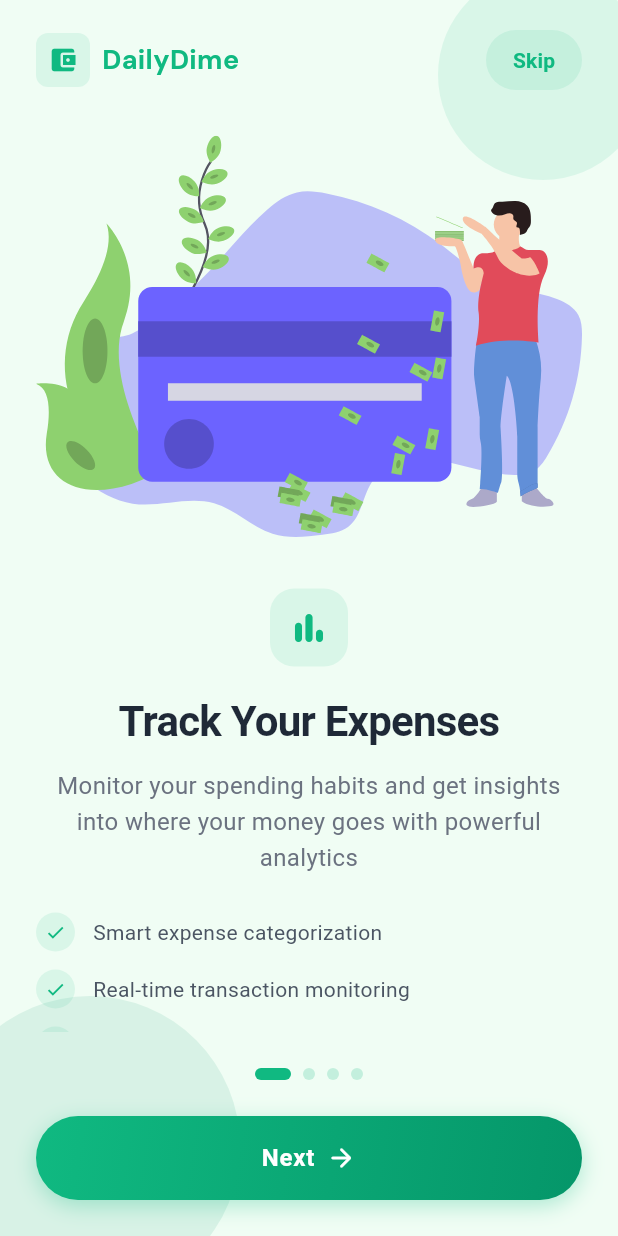
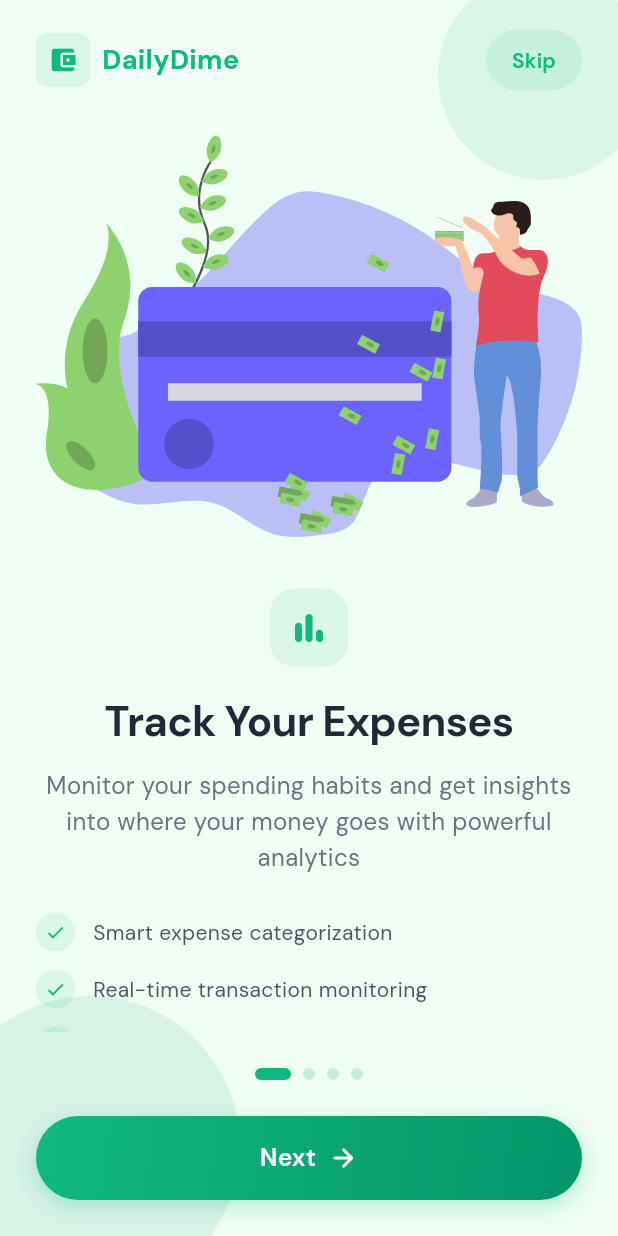
Before and after one commit to CHEGEBB/DailyDime, a Flutter app: the screen it shows after launch, on a phone screen of 412 x 824 dp. Run offline on Flutter 3.47's test engine with Material 3 defaults, Android fonts, the phone set to English and light mode, and no system bars; our stand-ins replace animate_do, appwrite, cached_network_image, device_info_plus, file_picker, fl_chart and 16 more; missing offline and left inert: another_telephony, workmanager; accounts and stored records are empty; network calls fail; project files that could hold a hidden picture were left out.

Commit message:
Update onboarding and budget screens to use 'DMsans' font family

```diff
--- a/dailydime/lib/screens/auth/onboarding_screen.dart
+++ b/dailydime/lib/screens/auth/onboarding_screen.dart
@@ -407,6 +407,7 @@ class _OnboardingScreenState extends State<OnboardingScreen>
                                   style: TextStyle(
                                     fontWeight: FontWeight.w600,
                                     fontSize: 14,
+                                    fontFamily: 'DMsans',
                                   ),
                                 ),
                               ),
@@ -516,6 +517,7 @@ class _OnboardingScreenState extends State<OnboardingScreen>
                                               color: Colors.white,
                                               fontSize: 16,
                                               fontWeight: FontWeight.w600,
+                                              fontFamily: 'DMsans',
                                               letterSpacing: 0.5,
                                             ),
                                           ),
@@ -553,6 +555,7 @@ class _OnboardingScreenState extends State<OnboardingScreen>
                                     style: TextStyle(
                                       color: Color(0xFF6B7280),
                                       fontSize: 14,
+                                      fontFamily: 'DMsans',
                                     ),
                                   ),
                                   GestureDetector(
@@ -563,6 +566,7 @@ class _OnboardingScreenState extends State<OnboardingScreen>
                                         color: primaryColor,
                                         fontWeight: FontWeight.w600,
                                         fontSize: 14,
+                                        fontFamily: 'DMsans',
                                       ),
                                     ),
                                   ),
@@ -595,6 +599,7 @@ class _OnboardingScreenState extends State<OnboardingScreen>
                                         color: primaryColor,
                                         fontWeight: FontWeight.w600,
                                         fontSize: 14,
+                                        fontFamily: 'DMsans',
                                       ),
                                     ),
                                   ),
@@ -664,6 +669,7 @@ class _OnboardingScreenState extends State<OnboardingScreen>
                     style: const TextStyle(
                       fontSize: 28,
                       fontWeight: FontWeight.bold,
+                      fontFamily: 'DMsans',
                       color: Color(0xFF1F2937),
                       letterSpacing: -0.5,
                     ),
@@ -678,6 +684,7 @@ class _OnboardingScreenState extends State<OnboardingScreen>
                     style: const TextStyle(
                       fontSize: 16,
                       color: Color(0xFF6B7280),
+                      fontFamily: 'DMsans',
                       height: 1.5,
                     ),
                     textAlign: TextAlign.center,
@@ -711,6 +718,7 @@ class _OnboardingScreenState extends State<OnboardingScreen>
                                   feature,
                                   style: const TextStyle(
                                     fontSize: 14,
+                                    fontFamily: 'DMsans',
                                     color: Color(0xFF4B5563),
                                   ),
                                 ),
@@ -769,6 +777,7 @@ class _OnboardingScreenState extends State<OnboardingScreen>
                       style: const TextStyle(
                         fontSize: 32,
                         fontWeight: FontWeight.bold,
+                        fontFamily: 'DMsans',
                         color: Colors.white,
                         letterSpacing: -0.5,
                       ),
@@ -784,6 +793,7 @@ class _OnboardingScreenState extends State<OnboardingScreen>
                     style: const TextStyle(
                       fontSize: 18,
                       fontWeight: FontWeight.w600,
+                      fontFamily: 'DMsans',
                       color: Color(0xFF1F2937),
                     ),
                     textAlign: TextAlign.center,
@@ -797,6 +807,7 @@ class _OnboardingScreenState extends State<OnboardingScreen>
                     style: const TextStyle(
                       fontSize: 16,
                       color: Color(0xFF6B7280),
+                      fontFamily: 'DMsans',
                       height: 1.5,
                     ),
                     textAlign: TextAlign.center,
@@ -833,6 +844,7 @@ class _OnboardingScreenState extends State<OnboardingScreen>
                               style: TextStyle(
                                 fontSize: 16,
                                 fontWeight: FontWeight.bold,
+                                fontFamily: 'DMsans',
                                 color: _returningUserContent.primaryColor,
                               ),
                             ),
@@ -861,6 +873,7 @@ class _OnboardingScreenState extends State<OnboardingScreen>
                                       update,
                                       style: const TextStyle(
                                         fontSize: 14,
+                                        fontFamily: 'DMsans',
                                         color: Color(0xFF4B5563),
                                       ),
                                     ),
```
Also changed, not shown: dailydime/lib/screens/budget/budget_screen.dart (+8 -1 lines).
